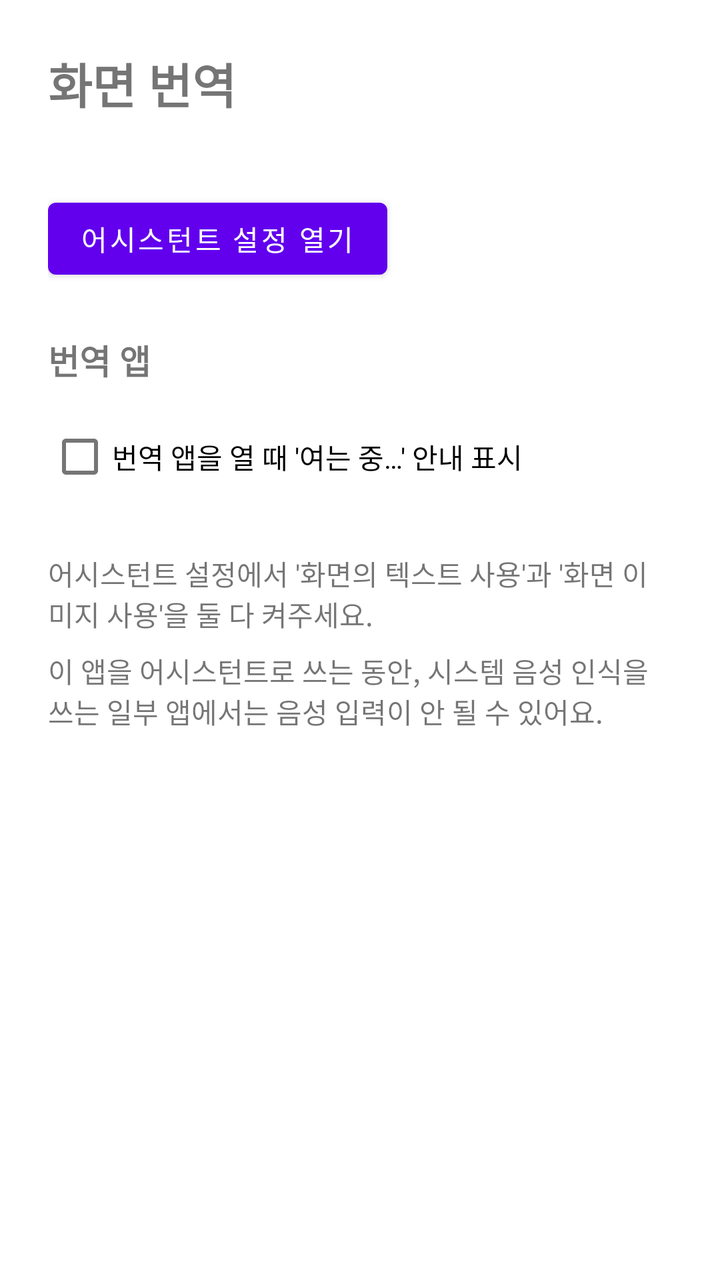
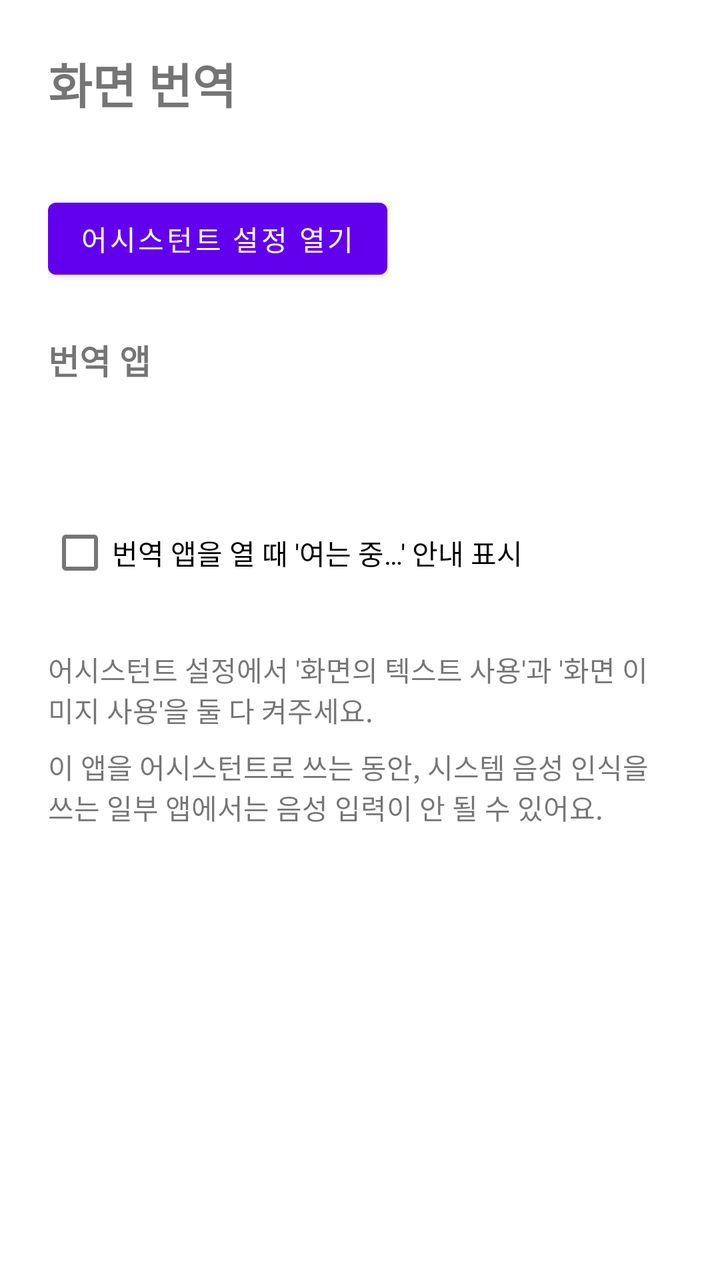

An Android layout rendered at two revisions. The XML below is the earlier revision; the diff shows what the commit changed to produce the second picture.
<!-- AndroidManifest.xml: fallback theme Theme.MaterialComponents.DayNight.NoActionBar -->
<!-- res/layout/activity_settings.xml -->
<?xml version="1.0" encoding="utf-8"?>
<ScrollView xmlns:android="http://schemas.android.com/apk/res/android"
    android:layout_width="match_parent"
    android:layout_height="match_parent"
    android:fitsSystemWindows="true">

    <LinearLayout
        android:layout_width="match_parent"
        android:layout_height="wrap_content"
        android:orientation="vertical"
        android:padding="24dp">

        <TextView
            android:layout_width="wrap_content"
            android:layout_height="wrap_content"
            android:text="@string/app_name"
            android:textSize="24sp"
            android:textStyle="bold" />

        <TextView
            android:id="@+id/status"
            android:layout_width="wrap_content"
            android:layout_height="wrap_content"
            android:layout_marginTop="8dp"
            android:textSize="15sp" />

        <Button
            android:id="@+id/open_settings"
            android:layout_width="wrap_content"
            android:layout_height="wrap_content"
            android:layout_marginTop="8dp"
            android:text="@string/open_assist_settings" />

        <TextView
            android:layout_width="wrap_content"
            android:layout_height="wrap_content"
            android:layout_marginTop="24dp"
            android:text="@string/target_title"
            android:textSize="17sp"
            android:textStyle="bold" />

        <LinearLayout
            android:id="@+id/targets"
            android:layout_width="match_parent"
            android:layout_height="wrap_content"
            android:layout_marginTop="4dp"
            android:orientation="vertical" />

        <CheckBox
            android:id="@+id/opening_toast"
            android:layout_width="wrap_content"
            android:layout_height="wrap_content"
            android:layout_marginTop="8dp"
            android:text="@string/opening_toast_option" />

        <TextView
            android:layout_width="wrap_content"
            android:layout_height="wrap_content"
            android:layout_marginTop="24dp"
            android:text="@string/notice_screen_settings"
            android:textSize="14sp" />

        <TextView
            android:layout_width="wrap_content"
            android:layout_height="wrap_content"
            android:layout_marginTop="8dp"
            android:text="@string/notice_voice_input"
            android:textSize="14sp" />
    </LinearLayout>
</ScrollView>
<!-- resources referenced by this layout -->
<resources>
  <string name="app_name">화면 번역</string>
  <string name="notice_screen_settings">어시스턴트 설정에서 \'화면의 텍스트 사용\'과 \'화면 이미지 사용\'을 둘 다 켜주세요.</string>
  <string name="notice_voice_input">이 앱을 어시스턴트로 쓰는 동안, 시스템 음성 인식을 쓰는 일부 앱에서는 음성 입력이 안 될 수 있어요.</string>
  <string name="open_assist_settings">어시스턴트 설정 열기</string>
  <string name="opening_toast_option">번역 앱을 열 때 \'여는 중…\' 안내 표시</string>
  <string name="target_title">번역 앱</string>
</resources>

<!-- the commit's change to res/layout/activity_settings.xml (unified diff, before → after) -->
@@ -46,6 +46,13 @@
             android:layout_marginTop="4dp"
             android:orientation="vertical" />
 
+        <Button
+            android:id="@+id/add_target"
+            style="?android:attr/borderlessButtonStyle"
+            android:layout_width="wrap_content"
+            android:layout_height="wrap_content"
+            android:text="@string/add_target" />
+
         <CheckBox
             android:id="@+id/opening_toast"
             android:layout_width="wrap_content"
<!-- resource entries referenced after the edit -->
@@ -1,5 +1,6 @@
 <!-- resources referenced by this layout -->
 <resources>
+  <string name="add_target">+ 앱 추가</string>
   <string name="app_name">화면 번역</string>
   <string name="notice_screen_settings">어시스턴트 설정에서 \'화면의 텍스트 사용\'과 \'화면 이미지 사용\'을 둘 다 켜주세요.</string>
   <string name="notice_voice_input">이 앱을 어시스턴트로 쓰는 동안, 시스템 음성 인식을 쓰는 일부 앱에서는 음성 입력이 안 될 수 있어요.</string>
